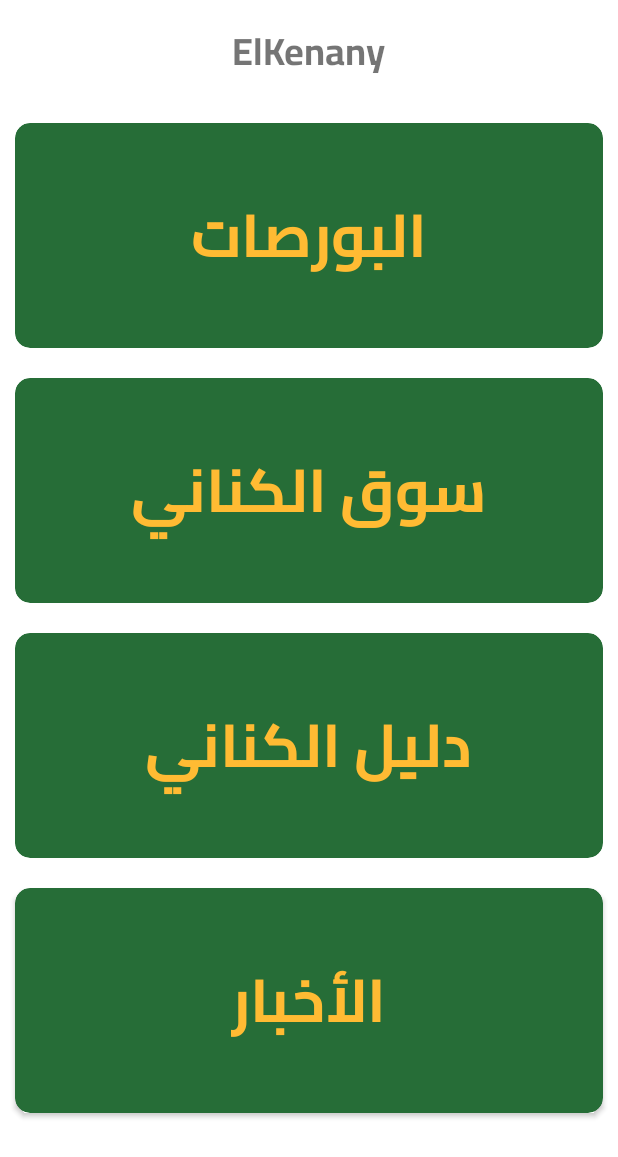
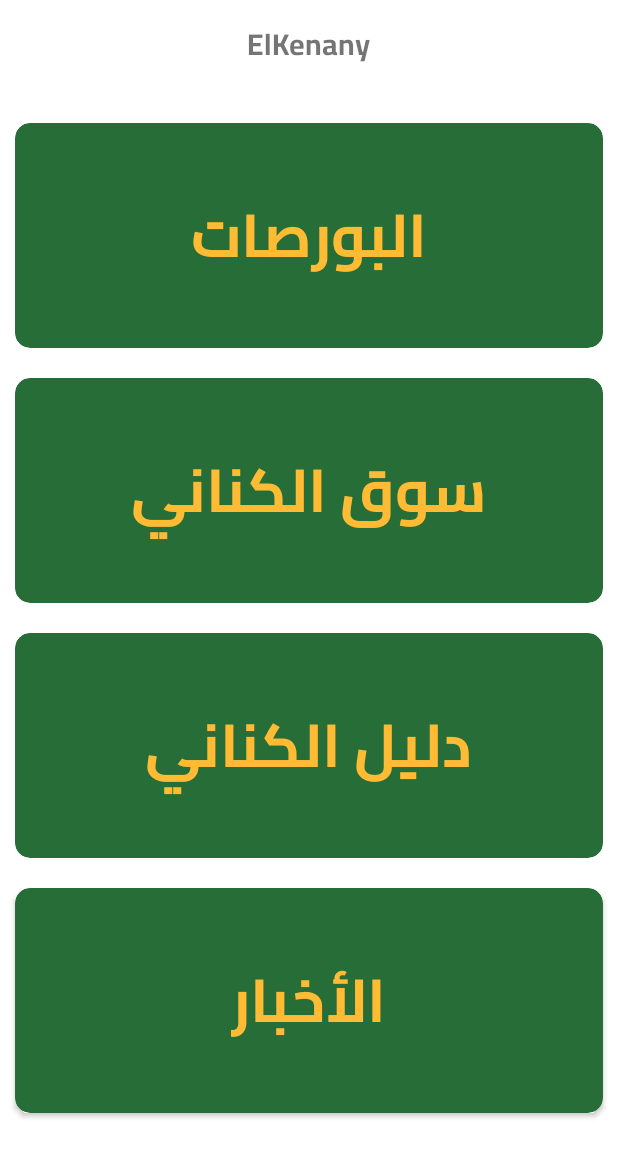
Before and after one commit to Elkenany-org/AndroidApp, an Android app: the fragment SectorsChoicesFragment shown on its own in the app's theme, on a phone screen of 412 x 824 dp. Shown: the top 1157 px of the screen. Run offline under Robolectric (Android 15) with nearby library versions, the phone set to English and light mode, and no system bars; our stand-ins replace data binding; 3 statements that could not run were skipped.

Commit message:
modification to fragment_sectors_choices.xml

```diff
--- a/app/src/main/java/com/example/elkenany/views/home/home_sector/SectorsChoicesFragment.kt
+++ b/app/src/main/java/com/example/elkenany/views/home/home_sector/SectorsChoicesFragment.kt
@@ -22,6 +22,7 @@ class SectorsChoicesFragment : Fragment() {
         // Inflate the layout for this fragment
         binding =
             DataBindingUtil.inflate(inflater, R.layout.fragment_sectors_choices, container, false)
+        binding.titleBar.text = args.sectorName
         Toast.makeText(context, args.sectorName.toString(), Toast.LENGTH_SHORT).show()
         return binding.root
     }
--- a/app/src/main/res/layout/fragment_sectors_choices.xml
+++ b/app/src/main/res/layout/fragment_sectors_choices.xml
@@ -15,6 +15,7 @@
 
         <!-- TODO: Update blank fragment layout -->
         <TextView
+            android:id="@+id/title_bar"
             android:layout_width="wrap_content"
             android:layout_height="wrap_content"
             android:layout_centerHorizontal="true"
@@ -22,7 +23,7 @@
             android:layout_marginTop="10dp"
             android:fontFamily="@font/cairo_bold"
             android:text="@string/app_name"
-            android:textSize="25sp" />
+            android:textSize="20sp" />
 
         <ScrollView
             android:layout_width="match_parent"
```
